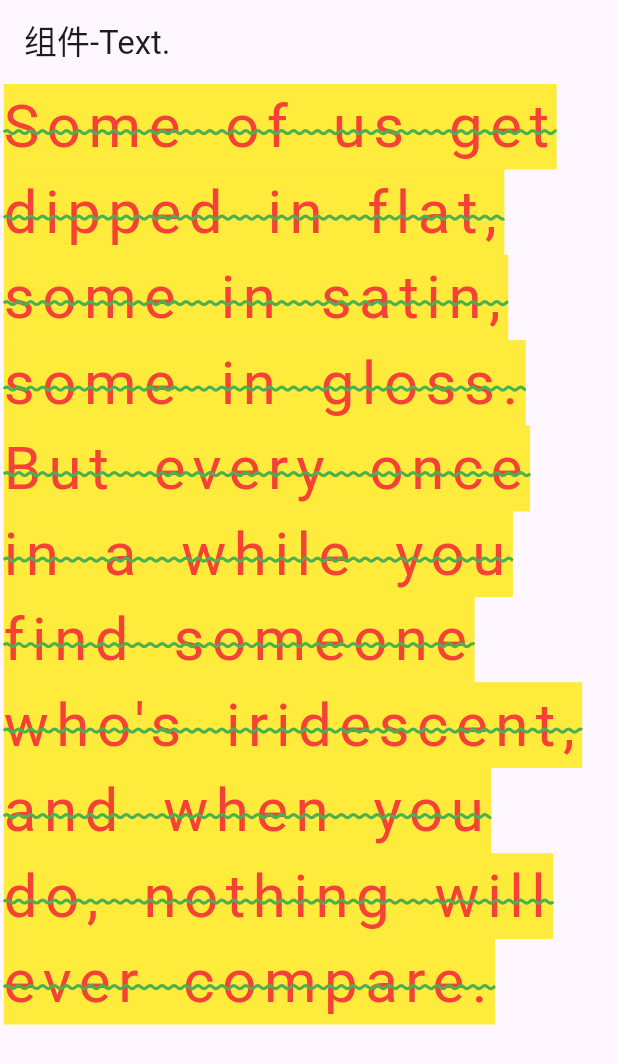
After one commit to demodeom/flutter-example, a Flutter app: the screen it shows after launch, on a phone screen of 412 x 824 dp. The commit adds this screen. Shown: the top 1064 px of the screen. Run offline on Flutter 3.47's test engine with Material 3 defaults, Android fonts, the phone set to English and light mode, and no system bars; Roboto replaces fonts that are missing (中國龍毛隸書).

Commit message:
Example Text

```diff
--- a/lib/main.dart
+++ b/lib/main.dart
@@ -1,4 +1,5 @@
 import 'package:flutter/material.dart';
+import 'package:flutter_example/screen/example_text.dart';
 import 'package:flutter_example/screen/hello_flutter.dart';
 
 void main() {
@@ -12,7 +13,7 @@ class MyApp extends StatelessWidget {
   @override
   Widget build(BuildContext context) {
     return MaterialApp(
-      home: HelloFlutter(),
+      home: ExampleText(),
     );
   }
 }
--- /dev/null
+++ b/lib/screen/example_text.dart
@@ -0,0 +1,50 @@
+import 'package:flutter/material.dart';
+
+class ExampleText extends StatefulWidget {
+  const ExampleText({super.key});
+
+  @override
+  State<ExampleText> createState() => _ExampleTextState();
+}
+
+class _ExampleTextState extends State<ExampleText> {
+  @override
+  Widget build(BuildContext context) {
+    return Scaffold(
+      appBar: AppBar(
+        title: Text("组件-Text."),
+      ),
+      body:  Text(
+        "Some of us get dipped in flat, some in satin, some in gloss. But every once in a while you find someone who's iridescent, and when you do, nothing will ever compare.",
+        style: TextStyle(
+            color: Colors.red,
+            fontSize: 40,
+            fontWeight: FontWeight.w400,
+            backgroundColor: Colors.yellow,
+            decoration: TextDecoration.lineThrough,
+            // decoration: TextDecoration.underline,
+            // decoration: TextDecoration.overline,
+            decorationColor: Colors.green,
+            // decorationStyle: TextDecorationStyle.solid
+            // decorationStyle: TextDecorationStyle.double
+            // decorationStyle: TextDecorationStyle.dashed
+            // decorationStyle: TextDecorationStyle.dotted
+            decorationStyle: TextDecorationStyle.wavy,
+            decorationThickness: 1,
+            letterSpacing: 5,
+            wordSpacing: 10,
+            fontFamily: "中國龍毛隸書"),
+        // textAlign: TextAlign.center,
+        textAlign: TextAlign.left,
+        // textAlign: TextAlign.right,
+        // maxLines: 3,
+        // overflow: TextOverflow.ellipsis,
+        // overflow: TextOverflow.clip,
+        // overflow: TextOverflow.fade,
+        // overflow: TextOverflow.visible,
+        // textDirection: TextDirection.ltr,
+        // textDirection: TextDirection.rtl,
+      ),
+    );
+  }
+}
--- a/pubspec.yaml
+++ b/pubspec.yaml
@@ -74,7 +74,10 @@ flutter:
   # "family" key with the font family name, and a "fonts" key with a
   # list giving the asset and other descriptors for the font. For
   # example:
-  # fonts:
+  fonts:
+    - family: "中國龍毛隸書"
+      fonts:
+        - asset: "assets/fonts/中國龍毛隸書.ttf"
   #   - family: Schyler
   #     fonts:
   #       - asset: fonts/Schyler-Regular.ttf
```
Also changed, not shown: pubspec.lock, 2 other files.
